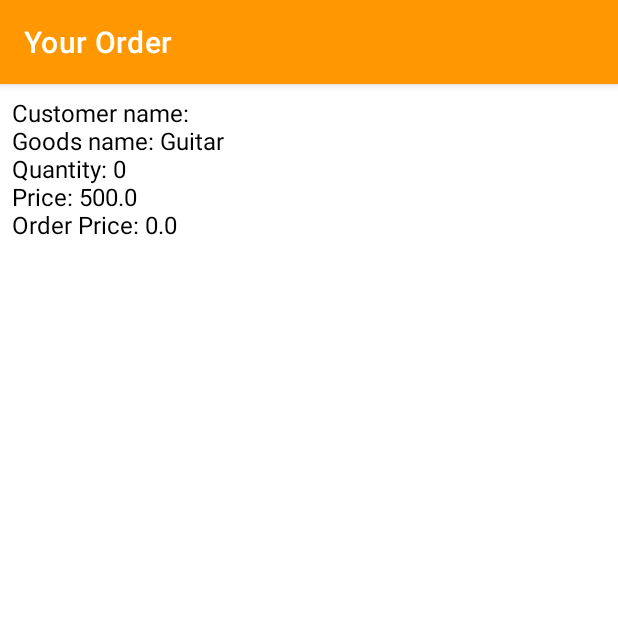
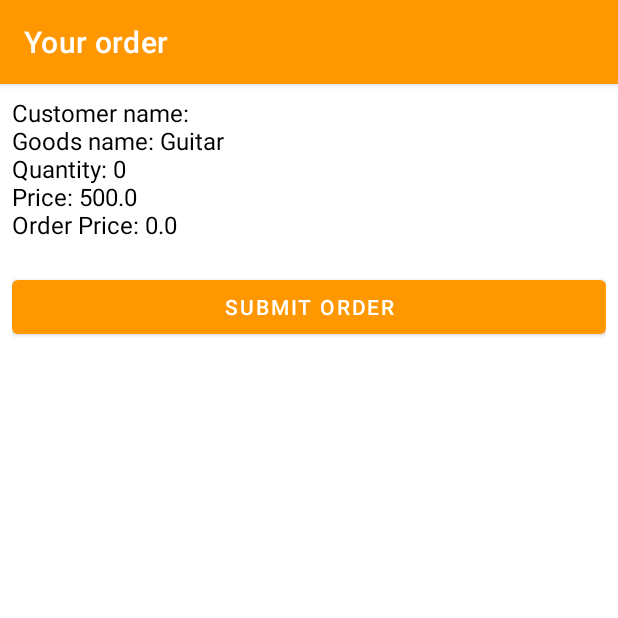
Before and after one commit to rockmacblade/MusicShop, an Android app: the screen it shows after launch (OrderActivity), after a tap on "ADD TO CART", on a phone screen of 412 x 824 dp, the top half of it. Run offline under Robolectric (Android 15) with nearby library versions, the phone set to English and light mode, and no system bars; Roboto replaces fonts that are not available here.

Commit message:
final changes

```diff
--- a/app/src/main/java/com/tvastudio/musicshop/OrderActivity.java
+++ b/app/src/main/java/com/tvastudio/musicshop/OrderActivity.java
@@ -3,18 +3,24 @@ package com.tvastudio.musicshop;
 import androidx.appcompat.app.AppCompatActivity;
 
 import android.content.Intent;
+import android.net.Uri;
 import android.os.Bundle;
 import android.util.Log;
+import android.view.View;
 import android.widget.TextView;
 
 public class OrderActivity extends AppCompatActivity {
+
+    String[] addreses = {"lmac@mail.ru"};
+    String subject = "Order from Music Shop";
+    String emailText;
 
     @Override
     protected void onCreate(Bundle savedInstanceState) {
         super.onCreate(savedInstanceState);
         setContentView(R.layout.activity_order);
 
-        getSupportActionBar().setTitle("Your Order");
+        setTitle("Your order");
 
         Intent receivedOrderIntent = getIntent();
         String userName = receivedOrderIntent.getStringExtra("userName");
@@ -23,9 +29,23 @@ public class OrderActivity extends AppCompatActivity {
         double goodsPrice = receivedOrderIntent.getDoubleExtra("goodsPrice", 0);
         double orderPrice = receivedOrderIntent.getDoubleExtra("orderPrice", 0);
 
+        emailText = "Customer name: "+ userName +"\n"+ "Goods name: " + goodsName +
+                "\n"+ "Quantity: " + quantity +"\n" +"Price: " + goodsPrice + "\n" +
+                "Order Price: " + orderPrice;
+
         TextView orderTextView = findViewById(R.id.orderTextView);
-        orderTextView.setText("Customer name: "+ userName +"\n"+ "Goods name: " + goodsName +
-                               "\n"+ "Quantity: " + quantity +"\n" +"Price: " + goodsPrice + "\n" +
-                               "Order Price: " + orderPrice);
+        orderTextView.setText(emailText);
+    }
+
+    public void submitOrder(View view) {
+        //Intent emailIntent = new Intent(Intent.ACTION_SENDTO);
+        //emailIntent.setData(Uri.parse("mailto:"));
+        Intent emailIntent = new Intent(Intent.ACTION_SEND);
+        emailIntent.setType("*/*");
+        emailIntent.putExtra(Intent.EXTRA_EMAIL, addreses);
+        emailIntent.putExtra(Intent.EXTRA_SUBJECT, subject);
+        emailIntent.putExtra(Intent.EXTRA_TEXT, emailText);
+        startActivity(emailIntent);
+
     }
 }
--- a/app/src/main/res/layout/activity_order.xml
+++ b/app/src/main/res/layout/activity_order.xml
@@ -15,4 +15,11 @@
         android:textSize="16sp"
         android:textColor="@color/black"/>
 
+    <Button
+        android:layout_marginTop="20dp"
+        android:onClick="submitOrder"
+        android:layout_width="match_parent"
+        android:layout_height="wrap_content"
+        android:text="SUBMIT ORDER"/>
+
 </LinearLayout>
```
